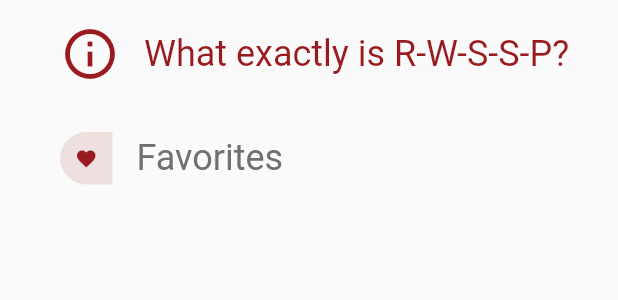
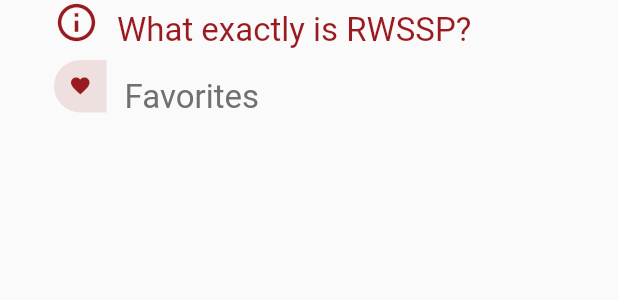
Before and after one commit to smolck/rwssp, a Flutter app: the SettingsPage widget shown alone on an empty page, opened directly, on a phone screen of 412 x 824 dp. Shown: the top 300 px of the screen. Run offline on Flutter 3.47's test engine with Material 2 defaults, Android fonts, the phone set to English and light mode, and no system bars; our stand-ins replace outline_material_icons, sqflite; accounts and stored records are empty; Roboto replaces fonts that are missing (Montserrat).

Commit message:
Fix settings page overflow issue/refine settings page

```diff
--- a/lib/pages/settings.dart
+++ b/lib/pages/settings.dart
@@ -15,37 +15,51 @@ class SettingsPage extends StatelessWidget {
         padding: EdgeInsets.only(left: 24.0),
         child: Column(
           children: <Widget>[
-            Consumer<PageModel>(
+            Align(
+              alignment: Alignment.centerLeft,
+              child: Consumer<PageModel>(
                 builder: (context, pageModel, _) {
                   return GestureDetector(
                     onTap: () => pageModel.setCurrentPage(AppPage.Info),
-                  child: Row(
-                    children: <Widget>[
-                      Padding(
-                        padding: EdgeInsets.all(16.0),
+                    child: RichText(
+                      softWrap: false,
+                      text: TextSpan(
+                        children: [
+                          WidgetSpan(
+                            child: Padding(
+                              padding: EdgeInsets.only(left: 12.0, right: 12.0),
                               child: Icon(
                                 OMIcons.info,
-                          size: 40.0,
+                                size: 30.0,
                                 color: palette['red'],
                               ),
                             ),
-                      Text(
-                        'What exactly is R-W-S-S-P?',
+                          ),
+                          TextSpan(
+                            text: 'What exactly is RWSSP?',
                             style: TextStyle(
                               fontFamily: 'Montserrat',
-                          fontSize: 24.0,
+                              fontSize: 22.0,
                               color: palette['red'],
                             ),
                           ),
                         ],
                       ),
+                    ),
                   );
                 },
               ),
-            Row(
-              children: <Widget>[
-                Padding(
-                  padding: EdgeInsets.all(16.0),
+            ),
+            Align(
+              alignment: Alignment.centerLeft,
+              child: Padding(
+                padding: const EdgeInsets.only(top: 8.0),
+                child: RichText(
+                  text: TextSpan(
+                    children: [
+                      WidgetSpan(
+                        child: Padding(
+                          padding: EdgeInsets.only(left: 12.0, right: 12.0),
                           child: Container(
                             decoration: BoxDecoration(
                               borderRadius: BorderRadius.only(
@@ -64,15 +78,21 @@ class SettingsPage extends StatelessWidget {
                             ),
                           ),
                         ),
-                Text(
-                  'Favorites',
+                      ),
+                      TextSpan(
+                        text: 'Favorites',
                         style: TextStyle(
+                          textBaseline: TextBaseline.alphabetic,
                             fontFamily: 'Montserrat',
-                      fontSize: 24.0,
+                            fontSize: 22.0,
                             color: palette['grey']), // TODO: Use 7F7F7F?
-                )
+                      ),
+                      WidgetSpan(child: Spacer()),
                     ],
-            )
+                  ),
+                ),
+              ),
+            ),
           ],
         ),
       ),
```
Lines whose indentation alone changed are shown as unchanged.
